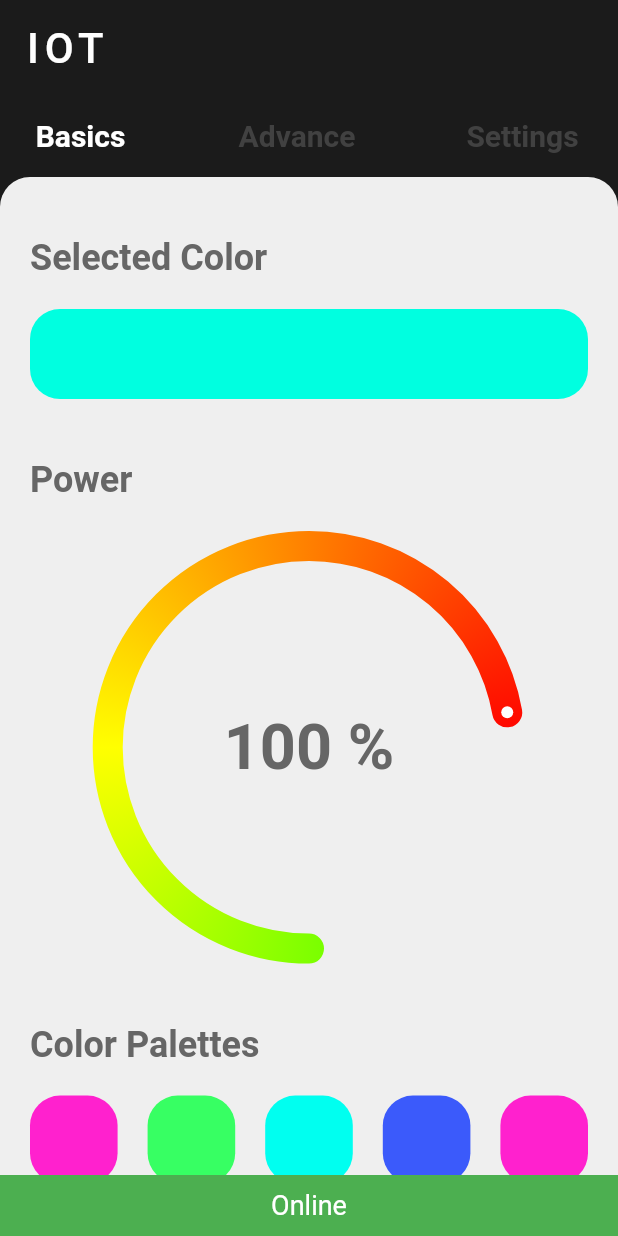
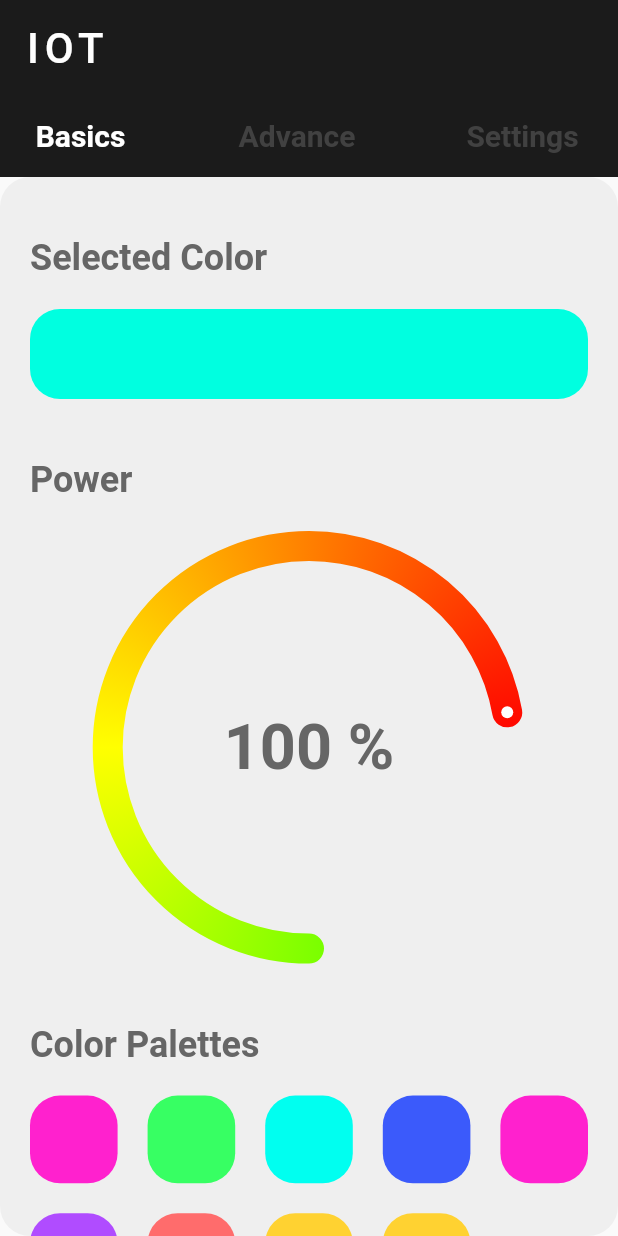
Before and after one commit to ajay963/iot, a Flutter app: the first screen one second after launch, on a phone screen of 412 x 824 dp. Run offline on Flutter 3.47's test engine with Material 2 defaults, Android fonts, the phone set to English and light mode, and no system bars; drawn by our look-alikes of sleek_circular_slider; our stand-ins replace connectivity_plus, google_fonts, internet_connection_checker; missing offline and left inert: flex_color_picker.

Commit message:
fixed and modified internet checker

```diff
--- a/lib/main.dart
+++ b/lib/main.dart
@@ -1,15 +1,17 @@
+import 'package:connectivity_plus/connectivity_plus.dart';
 import 'package:flutter/material.dart';
 import 'package:flutter/services.dart';
+import 'package:provider/provider.dart';
+
+import 'package:iot/provider/colors_list.dart';
 import 'package:iot/provider/gradients.dart';
+import 'package:iot/provider/light_data.dart';
 import 'package:iot/provider/network.dart';
 import 'package:iot/screens/advance_page.dart';
 import 'package:iot/screens/basic_screen.dart';
 import 'package:iot/screens/settings.dart';
 import 'package:iot/themes.dart';
-import 'package:iot/widgets/network.dart';
-import 'package:provider/provider.dart';
-import 'package:iot/provider/colors_list.dart';
-import 'package:iot/provider/light_data.dart';
+import 'package:iot/widgets/network_widget.dart';
 
 void main() {
   runApp(const MyApp());
@@ -30,13 +32,19 @@ class MyApp extends StatelessWidget {
         ChangeNotifierProvider<GradientDatalist>(
             create: (context) => GradientDatalist())
       ],
-      child: const HomeScreen(),
+      child: const InternetChecker(),
     );
   }
 }
 
 class HomeScreen extends StatelessWidget {
-  const HomeScreen({Key? key}) : super(key: key);
+  final bool hasInternet;
+  final ConnectivityResult connectivityResult;
+  const HomeScreen({
+    Key? key,
+    required this.hasInternet,
+    required this.connectivityResult,
+  }) : super(key: key);
 
   @override
   Widget build(BuildContext context) {
@@ -46,7 +54,6 @@ class HomeScreen extends StatelessWidget {
       home: DefaultTabController(
         length: 3,
         child: Scaffold(
-          backgroundColor: const Color(0xff1b1b1b),
           appBar: AppBar(
             toolbarHeight: 70,
             title: const Text('IOT'),
@@ -72,7 +79,6 @@ class HomeScreen extends StatelessWidget {
           ),
           body: Stack(
             children: [
-              const InternetChecker(),
               Ink(
                 height: double.infinity,
                 width: double.infinity,
@@ -81,9 +87,14 @@ class HomeScreen extends StatelessWidget {
                   borderRadius: BorderRadius.circular(20),
                 ),
               ),
-              const TabBarView(
-                  physics: BouncingScrollPhysics(),
-                  children: [BasicsPage(), AdvancePage(), SettingPage()]),
+              TabBarView(physics: const BouncingScrollPhysics(), children: [
+                const BasicsPage(),
+                const AdvancePage(),
+                SettingPage(
+                  hasInternet: hasInternet,
+                  connectivityResult: connectivityResult,
+                )
+              ]),
             ],
           ),
         ),
@@ -91,6 +102,21 @@ class HomeScreen extends StatelessWidget {
     );
   }
 }
+
+
+
+
+
+
+
+
+
+
+
+
+
+
+
 
 
 
--- a/lib/themes.dart
+++ b/lib/themes.dart
@@ -11,6 +11,7 @@ class Themeing {
       // brightness: Brightness.light,
       // primaryColor: darkBlack,
       // splashColor: Colors.white,
+      backgroundColor: kTxtWhite,
       textTheme: TextTheme(
           headline1: TextStyle(
               fontFamily: GoogleFonts.roboto().fontFamily,
--- a/lib/widgets/network.dart
+++ b/lib/widgets/network_widget.dart
@@ -1,11 +1,9 @@
 import 'dart:async';
 import 'package:connectivity_plus/connectivity_plus.dart';
 import 'package:flutter/material.dart';
-import 'package:flutter/scheduler.dart';
 import 'package:internet_connection_checker/internet_connection_checker.dart';
-
-import 'package:iot/provider/network.dart';
-import 'package:provider/provider.dart';
+import 'package:iot/main.dart';
+import 'package:iot/themes.dart';
 
 class InternetChecker extends StatefulWidget {
   const InternetChecker({
@@ -39,12 +37,12 @@ class _InternetCheckerState extends State<InternetChecker> {
         InternetConnectionChecker().onStatusChange.listen((event) {
       setState(() {
         _hasInernet = (event == InternetConnectionStatus.connected);
-        ScaffoldMessenger.of(context).showSnackBar(SnackBar(
-            backgroundColor: (_hasInernet == true) ? Colors.green : Colors.red,
-            padding: const EdgeInsets.all(10),
-            content: Text((_hasInernet == true) ? 'Online' : 'Offline',
-                textAlign: TextAlign.center,
-                style: Theme.of(context).textTheme.bodyText2)));
+        // ScaffoldMessenger.of(context).showSnackBar(SnackBar(
+        //     backgroundColor: (_hasInernet == true) ? Colors.green : Colors.red,
+        //     padding: const EdgeInsets.all(10),
+        //     content: Text((_hasInernet == true) ? 'Online' : 'Offline',
+        //         textAlign: TextAlign.center,
+        //         style: Theme.of(context).textTheme.bodyText2)));
       });
     });
   }
@@ -58,9 +56,31 @@ class _InternetCheckerState extends State<InternetChecker> {
 
   @override
   Widget build(BuildContext context) {
-    final _networkData = Provider.of<InternetCheckerClass>(context);
-    _networkData.setInternetStatus(_hasInernet);
-    _networkData.setNetworkType(_networkType);
-    return const SizedBox();
+    // final _networkData = Provider.of<InternetCheckerClass>(context);
+    // _networkData.setInternetStatus(_hasInernet);
+    // _networkData.setNetworkType(_networkType);
+    return (_hasInernet == true)
+        ? HomeScreen(
+            hasInternet: _hasInernet,
+            connectivityResult: _networkType,
+          )
+        : const NoNetScreen();
   }
 }
+
+class NoNetScreen extends StatelessWidget {
+  const NoNetScreen({Key? key}) : super(key: key);
+
+  @override
+  Widget build(BuildContext context) {
+    final _txtTheme = Theme.of(context).textTheme;
+    return MaterialApp(
+      theme: Themeing.appTheme,
+      home: Scaffold(
+        body: Center(
+          child: Text('No Internet Connection', style: _txtTheme.headline2),
+        ),
+      ),
+    );
+  }
+}
```
Also changed, not shown: lib/screens/settings.dart (+22 -40 lines).
